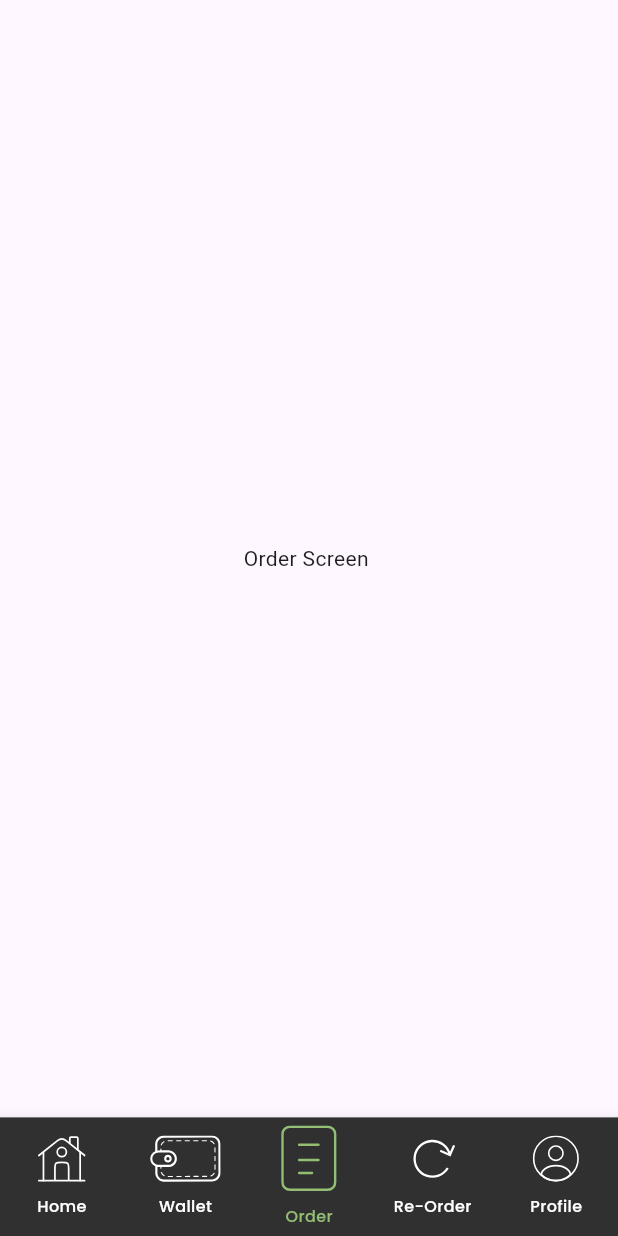
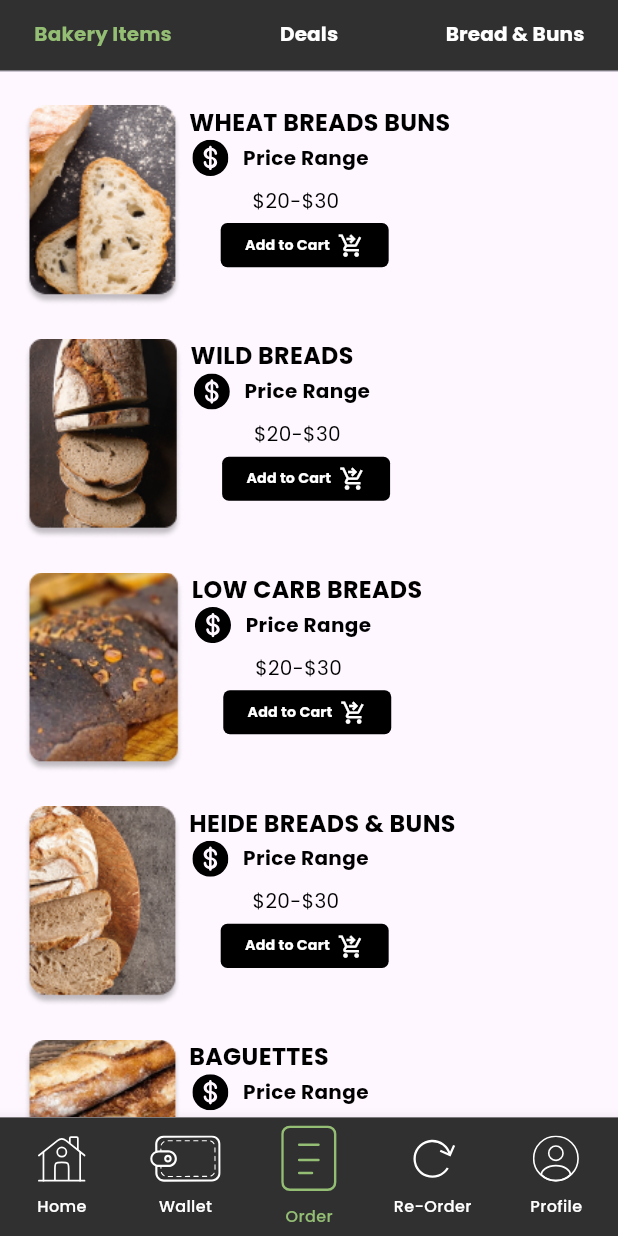
Before and after one commit to furqatnasridinov/svens_bakery, a Flutter app: the OrderScreen screen opened by its route, on a phone screen of 412 x 824 dp. Run offline on Flutter 3.47's test engine with Material 3 defaults, Android fonts, the phone set to English and light mode, and no system bars; our stand-ins replace auto_route, flutter_screenutil, flutter_svg, google_fonts.

Commit message:
order page with tabs

```diff
--- a/lib/infrastructure/services/app_constants.dart
+++ b/lib/infrastructure/services/app_constants.dart
@@ -8,6 +8,7 @@ class AppConstants{
   static const String profileLogoSvg = "assets/svg/profile.svg";
   static const String playLogoSvg = "assets/svg/play_button.svg";
   static const String greenStarsSvg = "assets/svg/green_stars.svg";
+  static const String circleDollarSvg = "assets/svg/circle_dollar.svg";
 
 
 
--- a/lib/presentation/router/app_router.dart
+++ b/lib/presentation/router/app_router.dart
@@ -1,4 +1,5 @@
 import 'package:auto_route/auto_route.dart';
+import 'package:flutter/material.dart';
 import '../screens/screens.dart';
 part 'app_router.gr.dart';
 
@@ -7,15 +8,18 @@ class AppRouter extends _$AppRouter {
   @override
   List<AutoRoute> get routes => [
         AutoRoute(
-          page: BottomNavigationHandlerRoute.page,
-          path: "/",
-          children: [
+            page: BottomNavigationHandlerRoute.page,
+            path: "/",
+            children: [
               AutoRoute(page: HomeRoute.page),
               AutoRoute(page: WalletRoute.page),
-              AutoRoute(page: OrderRoute.page),
+              AutoRoute(page: OrderRoute.page, children: [
+                AutoRoute(page: BakeryItemTabRoute.page),
+                AutoRoute(page: DealsTabRoute.page),
+                AutoRoute(page: BreadAndBunsTabRoute.page),
+              ]),
               AutoRoute(page: ReOrderRoute.page),
               AutoRoute(page: ProfileRoute.page),
-          ]
-        ),
+            ]),
       ];
 }
--- /dev/null
+++ b/lib/presentation/screens/order/tabs/bakery_item_tab.dart
@@ -0,0 +1,26 @@
+import 'package:auto_route/auto_route.dart';
+import 'package:flutter/material.dart';
+import 'package:svens_bakery/infrastructure/services/dummy_data.dart';
+
+import '../widget/widget.dart';
+
+@RoutePage()
+class BakeryItemTabScreen extends StatelessWidget {
+  BakeryItemTabScreen({super.key});
+  final list = DummyData().bakeryItems;
+
+  @override
+  Widget build(BuildContext context) {
+    return Scaffold(
+      body: ListView.builder(
+        itemCount: list.length,
+        itemBuilder: (context, index) {
+        final current = list[index];
+        return OrderCard(
+          photo: current.photo,
+          name: current.name,
+        );
+      }),
+    );
+  }
+}
--- /dev/null
+++ b/lib/presentation/screens/order/tabs/bread_and_buns_tab.dart
@@ -0,0 +1,19 @@
+import 'package:auto_route/auto_route.dart';
+import 'package:flutter/material.dart';
+
+import '../../../components/components.dart';
+
+@RoutePage()
+class BreadAndBunsTabScreen extends StatelessWidget {
+  const BreadAndBunsTabScreen({super.key});
+
+  @override
+  Widget build(BuildContext context) {
+    return Scaffold(
+      body: Center(
+          child: PoppinsCustomText(
+        text: "Here will be breads and buns ",
+      )),
+    );
+  }
+}
--- /dev/null
+++ b/lib/presentation/screens/order/tabs/deals_tab.dart
@@ -0,0 +1,18 @@
+import 'package:auto_route/auto_route.dart';
+import 'package:flutter/material.dart';
+import 'package:svens_bakery/presentation/components/components.dart';
+
+@RoutePage()
+class DealsTabScreen extends StatelessWidget {
+  const DealsTabScreen({super.key});
+
+  @override
+  Widget build(BuildContext context) {
+    return Scaffold(
+      body: Center(
+          child: PoppinsCustomText(
+        text: "Here will be deals",
+      )),
+    );
+  }
+}
--- a/lib/presentation/screens/order/view/order_page.dart
+++ b/lib/presentation/screens/order/view/order_page.dart
@@ -1,5 +1,9 @@
 import 'package:auto_route/auto_route.dart';
 import 'package:flutter/material.dart';
+import 'package:flutter_screenutil/flutter_screenutil.dart';
+import 'package:google_fonts/google_fonts.dart';
+import 'package:svens_bakery/infrastructure/services/app_colors.dart';
+import 'package:svens_bakery/presentation/router/app_router.dart';
 
 @RoutePage()
 class OrderScreen extends StatelessWidget {
@@ -7,10 +11,41 @@ class OrderScreen extends StatelessWidget {
 
   @override
   Widget build(BuildContext context) {
-    return const Scaffold(
-      body: Center(
-        child: Text("Order Screen "),
-      ),
+    return AutoTabsRouter.tabBar(
+      routes:  [
+        BakeryItemTabRoute(),
+        const DealsTabRoute(),
+        const BreadAndBunsTabRoute(),
+      ],
+      builder: (context, child, controller) {
+        //final tabsRouter = AutoTabsRouter.of(context);
+        return Scaffold(
+          appBar: AppBar(
+            toolbarHeight: 0,
+            backgroundColor: AppColors.darkGrey,
+            bottom: TabBar(
+              controller: controller,
+              indicatorColor: Colors.transparent,
+              labelPadding: EdgeInsets.zero,
+              labelStyle: GoogleFonts.poppins(
+                  fontSize: 15.sp,
+                  fontWeight: FontWeight.w700,
+                  color: AppColors.greenStyle),
+              unselectedLabelStyle: GoogleFonts.poppins(
+                  color: Colors.white,
+                  fontSize: 15.sp,
+                  fontWeight: FontWeight.w700),
+              overlayColor: MaterialStateProperty.all(Colors.transparent),
+              tabs: const [
+                Tab(text: 'Bakery Items'),
+                Tab(text: 'Deals'),
+                Tab(text: 'Bread & Buns'),
+              ],
+            ),
+          ),
+          body: child,
+        );
+      },
     );
   }
 }
--- /dev/null
+++ b/lib/presentation/screens/order/widget/order_card.dart
@@ -0,0 +1,119 @@
+import 'package:flutter/material.dart';
+import 'package:flutter_screenutil/flutter_screenutil.dart';
+import 'package:flutter_svg/svg.dart';
+import 'package:svens_bakery/infrastructure/services/app_constants.dart';
+import '../../../components/components.dart';
+
+class OrderCard extends StatelessWidget {
+  final String photo;
+  final String name;
+  const OrderCard({super.key, required this.photo, required this.name});
+
+  @override
+  Widget build(BuildContext context) {
+    return Container(
+      margin: EdgeInsets.symmetric(horizontal: 15.w).copyWith(top: 25.h),
+      width: double.maxFinite,
+      // uncomment this height when photos will change
+      //height: 135.h,
+      //color: Colors.green,
+      child: Row(
+        crossAxisAlignment: CrossAxisAlignment.start,
+        children: [
+          SizedBox(
+            //color: Colors.red,
+            height: 150.h,
+            child: Image.asset(
+              photo,
+              fit: BoxFit.fitHeight,
+            ),
+          ),
+          5.horizontalSpace,
+          Column(
+            crossAxisAlignment: CrossAxisAlignment.start,
+            children: [
+              PoppinsCustomText(
+                text: name,
+                isUppercase: true,
+                fontSize: 20.sp,
+                fontWeight: FontWeight.w700,
+              ),
+              Row(
+                children: [
+                  SvgPicture.asset(
+                    AppConstants.circleDollarSvg,
+                    width: 27.w,
+                    height: 27.h,
+                  ),
+                  7.horizontalSpace,
+                  PoppinsCustomText(
+                    text: "Price Range",
+                    fontWeight: FontWeight.w700,
+                  )
+                ],
+              ),
+              8.verticalSpace,
+              Padding(
+                padding: EdgeInsets.only(left: 40.w),
+                child: PoppinsCustomText(
+                  text: "\$20-\$30",
+                  fontWeight: FontWeight.w400,
+                ),
+              ),
+              6.verticalSpace,
+              Padding(
+                padding: EdgeInsets.only(left: 20.w),
+                child: purchaseButton(() {}),
+              ),
+            ],
+          )
+        ],
+      ),
+    );
+  }
+}
+
+Widget purchaseButton(void Function()? onPressed) {
+  return SizedBox(
+    width: 106.w,
+    height: 33.h,
+    child: ElevatedButton(
+        onPressed: onPressed,
+        style: ButtonStyle(
+          padding: const MaterialStatePropertyAll<EdgeInsetsGeometry>(
+            EdgeInsets.zero,
+          ),
+          backgroundColor: const MaterialStatePropertyAll<Color>(Colors.black),
+          shape: MaterialStatePropertyAll<RoundedRectangleBorder>(
+            RoundedRectangleBorder(
+              borderRadius: BorderRadius.circular(5.r),
+            ),
+          ),
+          elevation: const MaterialStatePropertyAll<double>(0),
+          overlayColor: MaterialStateProperty.resolveWith(
+            (states) {
+              return states.contains(MaterialState.pressed)
+                  ? Colors.white.withOpacity(0.07)
+                  : null;
+            },
+          ),
+        ),
+        child: Row(
+          mainAxisAlignment: MainAxisAlignment.center,
+          children: [
+            PoppinsCustomText(
+              text: "Add to Cart",
+              color: Colors.white,
+              fontSize: 12.sp,
+              fontWeight: FontWeight.w700,
+            ),
+            5.horizontalSpace,
+            Icon(
+              Icons.shopping_cart_checkout,
+              color: Colors.white,
+              size: 20.r,
+            )
+          ],
+        )),
+  );
+}
--- /dev/null
+++ b/lib/presentation/screens/order/widget/widget.dart
@@ -0,0 +1 @@
+export 'order_card.dart';
--- a/lib/presentation/screens/screens.dart
+++ b/lib/presentation/screens/screens.dart
@@ -4,3 +4,6 @@ export 'order/order.dart';
 export 'profile/profile.dart';
 export'reorder/reorder.dart';
 export 'wallet/wallet.dart';
+export 'order/tabs/bakery_item_tab.dart';
+export 'order/tabs/bread_and_buns_tab.dart';
+export 'order/tabs/deals_tab.dart';
--- a/lib/presentation/screens/wallet/view/wallet_page.dart
+++ b/lib/presentation/screens/wallet/view/wallet_page.dart
@@ -64,7 +64,7 @@ class WalletScreen extends StatelessWidget {
               child: CustomButton(
                 onPressed: () {},
                 text: "Add More Credits",
-                width: 125.w,
+                width: 145.w,
                 buttonColor: AppColors.darkGrey,
               ),
             ),
```
Also changed, not shown: assets/svg/circle_dollar.svg (added), lib/presentation/router/app_router.gr.dart.
